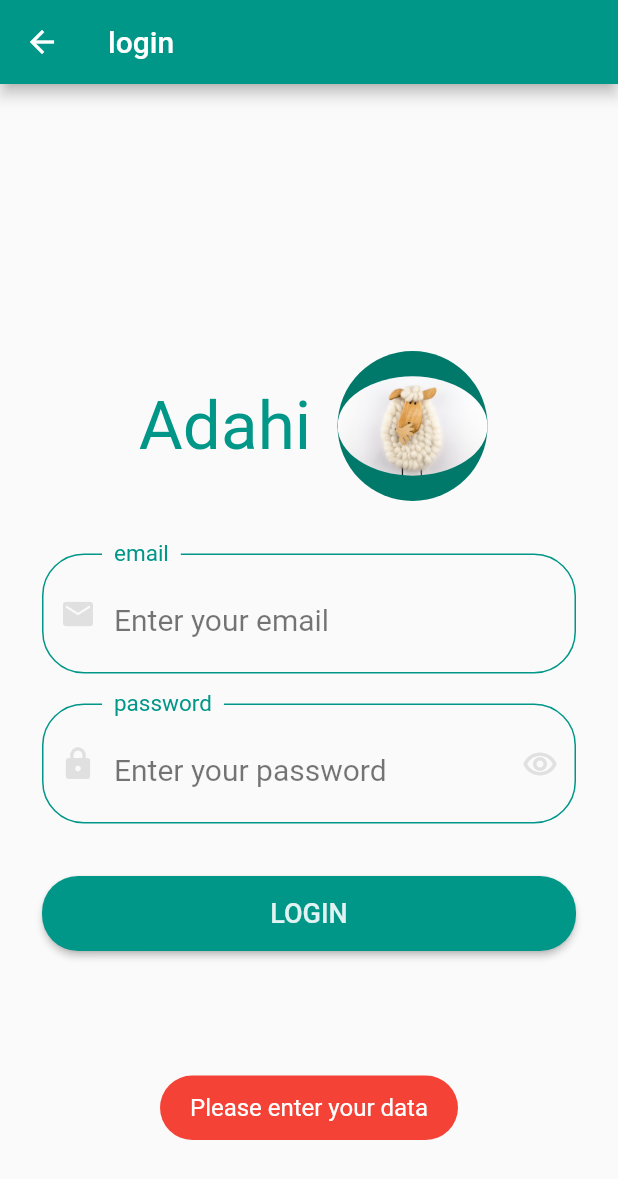
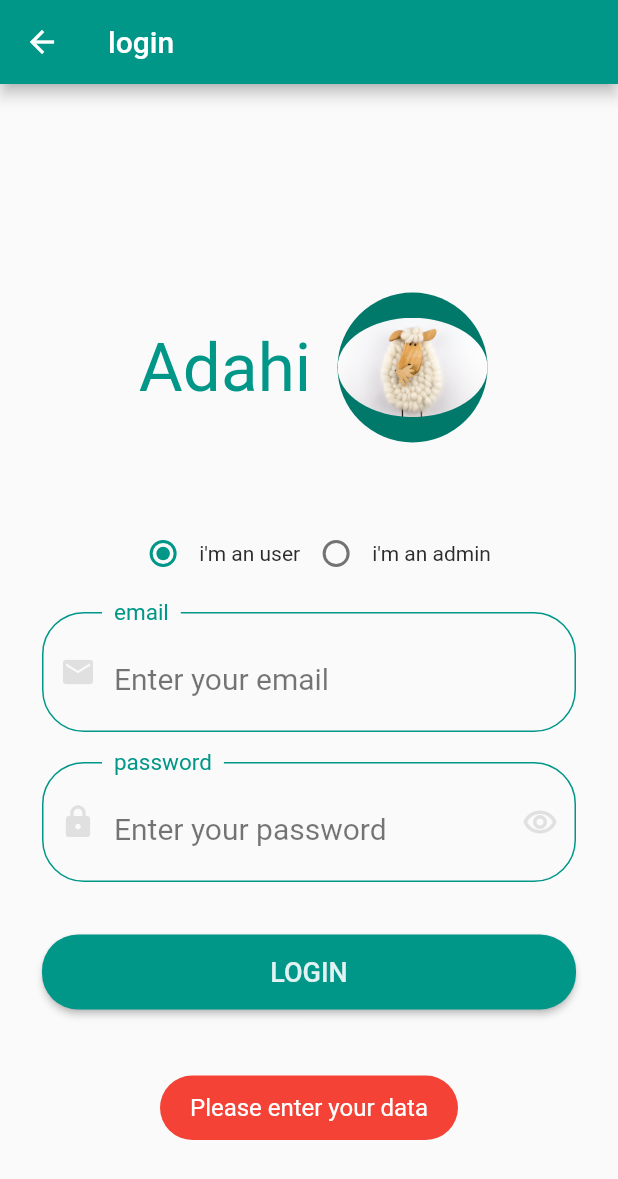
Before and after one commit to nash0000/adahi_eidapp, a Flutter app: the LoginScreen screen opened directly, after a tap on "LOGIN", on a phone screen of 412 x 824 dp. Shown: the top 1179 px of the screen. Run offline on Flutter 3.47's test engine with Material 2 defaults, Android fonts, the phone set to English and light mode, and no system bars; our stand-ins replace cloud_firestore, conditional_builder, firebase_auth, firebase_core, flutter_bloc, flutter_rating_bar and 1 more; accounts and stored records are empty.

Commit message:
Fill Cycle

```diff
--- a/lib/screens/login_screen/login_cubit/login_states.dart
+++ b/lib/screens/login_screen/login_cubit/login_states.dart
@@ -4,9 +4,17 @@ class LoginInitialState extends LoginStates {}
 
 class LoginLoadingState extends LoginStates {}
 
-class LoginSuccessState extends LoginStates {}
+class LoginSuccessState extends LoginStates {
+  final mode;
+
+  LoginSuccessState(this.mode);
+}
 
 class LoginErrorState extends LoginStates {
   final error;
   LoginErrorState(this.error);
 }
+
+class LoginUserState extends LoginStates {}
+
+class LoginAdminState extends LoginStates {}
--- a/lib/screens/login_screen/login_screen.dart
+++ b/lib/screens/login_screen/login_screen.dart
@@ -1,10 +1,14 @@
+import 'package:adahi_eidapp/models/user_model.dart';
+import 'package:adahi_eidapp/screens/add_butchers_shops/add_butchers_shops.dart';
 import 'package:adahi_eidapp/screens/home_screens/home_screens.dart';
 import 'package:adahi_eidapp/screens/login_screen/login_cubit/login_cubit.dart';
 import 'package:adahi_eidapp/screens/login_screen/login_cubit/login_states.dart';
+import 'package:adahi_eidapp/screens/meat_shops/meat_shops.dart';
 //import 'package:adahi_eidapp/screens/start-page_screen/mainpage.dart';
 import 'package:adahi_eidapp/screens/start-page_screen/start_page_screen.dart';
 //import 'package:adahi_eidapp/screens/start-page_screen/start-page_screen.dart';
 import 'package:adahi_eidapp/screens/welcome_screen/welcome_screen.dart';
+import 'package:adahi_eidapp/shared/app_colors.dart';
 import 'package:adahi_eidapp/shared/app_enum.dart';
 import 'package:adahi_eidapp/shared/app_helper_methods.dart';
 import 'package:adahi_eidapp/shared/app_helper_widgets.dart';
@@ -31,24 +35,24 @@ class LoginScreen extends StatelessWidget {
                 text: 'please wait ...',
               );
             }
+
             if (state is LoginSuccessState) {
               Navigator.pop(context);
+              if (state.mode == LoginCubit.get(context).userMode) {
                 navigateAndFinish(
                   context,
                   StartPage(),
                 );
-              showToast(
-                massage: 'created',
-                color: ToastColors.SUCCESS,
+              } else if (state.mode == LoginCubit.get(context).adminMode) {
+                navigateAndFinish(
+                  context,
+                  AdminMeatShops(),
                 );
+              }
             }
 
             if (state is LoginErrorState) {
-              Navigator.pop(context);
-              navigateAndFinish(
-                context,
-                WelcomeScreen(),
-              );
+              showToast(massage: 'Authentication', color: ToastColors.ERROR);
             }
           },
           builder: (context, state) => Scaffold(
@@ -56,8 +60,7 @@ class LoginScreen extends StatelessWidget {
             appBar: AppBar(
               title: Text('login'),
             ),
-            body: SafeArea(
-              child: Center(
+            body: Center(
               child: SingleChildScrollView(
                 child: Padding(
                   padding: EdgeInsets.symmetric(horizontal: 8),
@@ -68,10 +71,8 @@ class LoginScreen extends StatelessWidget {
                         children: [
                           Text(
                             'Adahi ',
-                              style: Theme.of(context)
-                                  .textTheme
-                                  .headline3
-                                  .copyWith(
+                            style:
+                                Theme.of(context).textTheme.headline3.copyWith(
                                       color: Theme.of(context).primaryColor,
                                     ),
                             textAlign: TextAlign.center,
@@ -82,8 +83,7 @@ class LoginScreen extends StatelessWidget {
                           Hero(
                             tag: 'inOutHeroTag',
                             child: CircleAvatar(
-                                child:
-                                    ClipOval(child: Image.asset(kSheepPhoto)),
+                              child: ClipOval(child: Image.asset(kSheepPhoto)),
                               radius: 50,
                             ),
                           ),
@@ -91,6 +91,45 @@ class LoginScreen extends StatelessWidget {
                       ),
                       SizedBox(
                         height: 35.0,
+                      ),
+                      SizedBox(
+                        height: 15,
+                      ),
+                      Row(
+                        mainAxisAlignment: MainAxisAlignment.center,
+                        children: [
+                          Radio(
+                            activeColor: Colors.teal,
+                            value: LoginCubit.get(context).userMode,
+                            groupValue: LoginCubit.get(context).currentMode,
+                            onChanged: (value) {
+                              LoginCubit.get(context).changeToUserMode();
+                            },
+                          ),
+                          Text(
+                            kIamUser,
+                            style: TextStyle(color: kTextDarkColor
+                                // defaultMode == userMode
+                                //     ? Colors.black
+                                //     : kWhiteColor
+                                ),
+                          ),
+                          Radio(
+                            activeColor: Colors.teal,
+                            value: LoginCubit.get(context).adminMode,
+                            groupValue: LoginCubit.get(context).currentMode,
+                            onChanged: (value) {
+                              LoginCubit.get(context).changeToAdminMode();
+                            },
+                          ),
+                          Text(
+                            kIamAdmin,
+                            style: TextStyle(color: kTextDarkColor),
+                          ),
+                        ],
+                      ),
+                      SizedBox(
+                        height: 15,
                       ),
                       Padding(
                         padding: EdgeInsets.symmetric(horizontal: 20),
@@ -134,7 +173,6 @@ class LoginScreen extends StatelessWidget {
             ),
           ),
         ),
-        ),
       );
 
   void _checkValidationAndSignIn({@required BuildContext context}) {
@@ -156,7 +194,30 @@ class LoginScreen extends StatelessWidget {
           color: ToastColors.ERROR,
         );
       } else {
-        navigateTo(context, StartPage());
+        _checkAdminOrUserAndLogin(
+          context: context,
+          email: emailController.text.trim(),
+          password: passwordController.text.trim(),
+          defaultMode: LoginCubit.get(context).currentMode,
+          adminMode: LoginCubit.get(context).adminMode,
+          userMode: LoginCubit.get(context).userMode,
+        );
+      }
+    }
+  }
+
+  _checkAdminOrUserAndLogin(
+      {context, email, password, defaultMode, userMode, adminMode}) {
+    const String adminPassword = 'nash12';
+    if (defaultMode == userMode) {
+      LoginCubit.get(context).authenticationAndSaveUserInfo(
+          userModel: UserModel(userEmail: email, userPassword: password),
+          mode: userMode);
+    } else if (defaultMode == adminMode) {
+      if (password == adminPassword) {
+        LoginCubit.get(context).signInAsAdmin(adminMode);
+      } else {
+        showToast(massage: 'Wong Password', color: ToastColors.ERROR);
       }
     }
   }
--- a/lib/screens/start-page_screen/mainpage.dart
+++ b/lib/screens/start-page_screen/mainpage.dart
@@ -210,7 +210,7 @@ class _MainPageState extends State<MainPage> {
                                         setState(() {
                                           selectedAreas = areaValue;
 
-                                          navigateTo(context, MeatShops());
+                                          navigateTo(context, AdminMeatShops());
                                         });
                                       },
                                       value: selectedAreas,
--- a/lib/screens/start-page_screen/start_page_screen.dart
+++ b/lib/screens/start-page_screen/start_page_screen.dart
@@ -299,7 +299,7 @@ class _StartPageState extends State<StartPage> {
                                       setState(() {
                                         selectedAreas = areaValue;
 
-                                        navigateTo(context, MeatShops());
+                                        // navigateTo(context, UserMeatShops());
                                       });
                                     },
                                     value: selectedAreas,
--- a/lib/screens/update_butchers_shops/update_butchers_shops.dart
+++ b/lib/screens/update_butchers_shops/update_butchers_shops.dart
@@ -34,7 +34,7 @@ class UpdateButchersShops extends StatelessWidget {
 
             if (state is UpdateButchersShopSuccessState) {
               Navigator.pop(context);
-              navigateAndFinish(context, MeatShops());
+              navigateAndFinish(context, AdminMeatShops());
               showToast(
                 massage: 'Updated',
                 color: ToastColors.SUCCESS,
--- a/lib/shared/app_colors.dart
+++ b/lib/shared/app_colors.dart
@@ -6,3 +6,6 @@ const kSecondaryColor = Colors.white;
 const kToastError = Colors.red;
 const kToastSuccess = Colors.green;
 const kToastWarning = Colors.amber;
+
+const kTextLightColor = Color(0xFFACACAC);
+const kTextDarkColor = Color(0xFF2C2C2C);
--- a/lib/shared/app_strings.dart
+++ b/lib/shared/app_strings.dart
@@ -43,3 +43,6 @@ const String kAvailableMeatIDd = 'availableMeatID';
 const String kAvailableMeatButcherID = 'butcherID';
 const String kAvailableMeatTotalPrice = 'meatPrice';
 const String kAvailableMeat = 'meatID';
+
+const kIamAdmin = 'i\'m an admin';
+const kIamUser = 'i\'m an user';
```
Also changed, not shown: lib/screens/admin_page/admin_page_screen.dart (added, +10 -0 lines), lib/screens/admin_page/cubit/admin_cubit.dart (added, +9 -0 lines), lib/screens/admin_page/cubit/admin_state.dart (added, +12 -0 lines), lib/screens/login_screen/login_cubit/login_cubit.dart (+24 -6 lines), lib/screens/meat_shops/meat_shops.dart (+12 -21 lines), lib/screens/cart/cart_cubit/cart_cubit.dart (added), lib/screens/cart/cart_cubit/cart_state.dart (added). Lines whose indentation alone changed are shown as unchanged.
